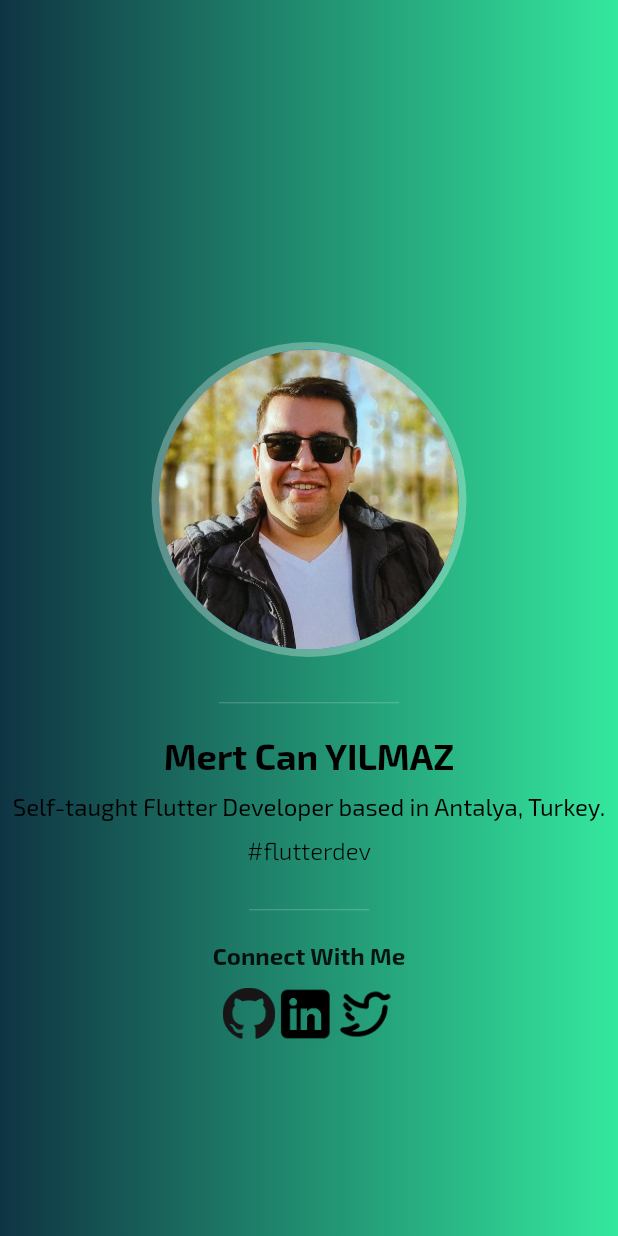
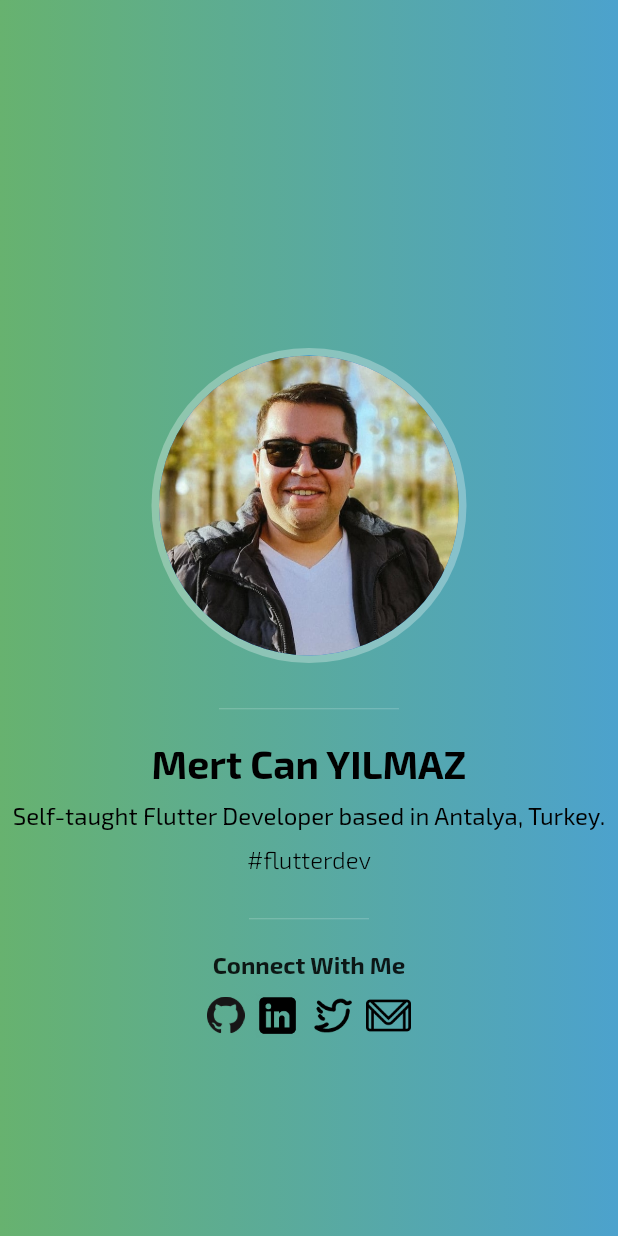
Before and after one commit to mertcandev/flutter-web-portfolio-sample, a Flutter app: the screen it shows after launch, on a phone screen of 412 x 824 dp. Run offline on Flutter 3.47's test engine with Material 2 defaults, Android fonts, the light colour scheme and no system bars; our stand-ins replace google_fonts; missing offline and left inert: dart:html.

Commit message:
Mail Update

```diff
--- a/lib/main.dart
+++ b/lib/main.dart
@@ -29,16 +29,24 @@ class _AnaSayfaState extends State<AnaSayfa> {
   @override
   Widget build(BuildContext context) {
     return Scaffold(
-        body: Container(
+        body: Center(
+      child: Container(
         width: MediaQuery.of(context).size.width,
         height: MediaQuery.of(context).size.height,
         decoration: const BoxDecoration(
           gradient: LinearGradient(
-          colors: [Color(0xFF0f3443), Color(0xff34e89e)],
+              //colors: [Color(0xff007991), Color(0xff78ffd6)],
+              //colors: [Color(0xff159957), Color(0xfff155799)],
+              //colors: [Color(0xFF0f3443), Color(0xff34e89e)],
+              //colors: [Color(0xff373B44), Color(0xff4286f4)],
+              //colors: [Color(0xfffc4a1a), Color(0xfff7b733)],
+              //colors: [Color(0xff1c92d2), Color(0xfff2fcfe)],
+              colors: [Color(0xff67B26F), Color(0xff4ca2cd)]),
         ),
-      ),
+        child: Center(
+          child: SingleChildScrollView(
             child: Column(
-        //crossAxisAlignment: CrossAxisAlignment.center,
+              crossAxisAlignment: CrossAxisAlignment.center,
               mainAxisAlignment: MainAxisAlignment.center,
               children: [
                 const SizedBox(
@@ -66,7 +74,7 @@ class _AnaSayfaState extends State<AnaSayfa> {
                 ),
                 Text("Mert Can YILMAZ",
                     style: GoogleFonts.exo2(
-                  fontSize: 24,
+                        fontSize: 26,
                         color: Colors.black,
                         fontWeight: FontWeight.bold)),
                 const SizedBox(
@@ -103,38 +111,55 @@ class _AnaSayfaState extends State<AnaSayfa> {
                 const SizedBox(
                   height: 10,
                 ),
-          Row(
-            mainAxisAlignment: MainAxisAlignment.center,
+                Container(
+                  width: 150,
+                  child: Row(
+                    mainAxisAlignment: MainAxisAlignment.spaceEvenly,
                     children: [
                       InkWell(
                         onTap: () {
-                  html.window.open("https://github.com/mertcandev", "GitHub");
+                          html.window
+                              .open("https://github.com/mertcandev", "GitHub");
                         },
                         child: SizedBox(
-                    height: 35,
+                            height: 25,
                             child: Image.asset("assets/github_logo_black.png")),
                       ),
-              const SizedBox(height: 15),
                       InkWell(
                         onTap: () {
                           html.window.open(
-                      "https://www.linkedin.com/in/mertcandev", "LinkedIn");
+                              "https://www.linkedin.com/in/mertcandev",
+                              "LinkedIn");
                         },
                         child: SizedBox(
-                    height: 40,
+                            height: 30,
                             child: Image.asset("assets/linkedin_logo1.png")),
                       ),
-              const SizedBox(height: 20),
                       InkWell(
                         onTap: () {
-                  html.window.open("https://twitter.com/mertcandev", "Twitter");
+                          html.window.open(
+                              "https://twitter.com/mertcandev", "Twitter");
                         },
                         child: SizedBox(
-                    height: 40, child: Image.asset("assets/twitter_logo.png")),
+                            height: 30,
+                            child: Image.asset("assets/twitter_logo.png")),
                       ),
-            ],
+                      InkWell(
+                        onTap: () {
+                          html.window
+                              .open("mailto:mertcanylmaz@gmail.com", "e-mail");
+                        },
+                        child: SizedBox(
+                            height: 30,
+                            child: Image.asset("assets/mail_logo.png")),
                       )
                     ],
+                  ),
+                )
+              ],
+            ),
+          ),
+        ),
       ),
     ));
   }
```
Also changed, not shown: assets/linkedin_logo2.png (added), assets/mail_logo.png (added). Lines whose indentation alone changed are shown as unchanged.
